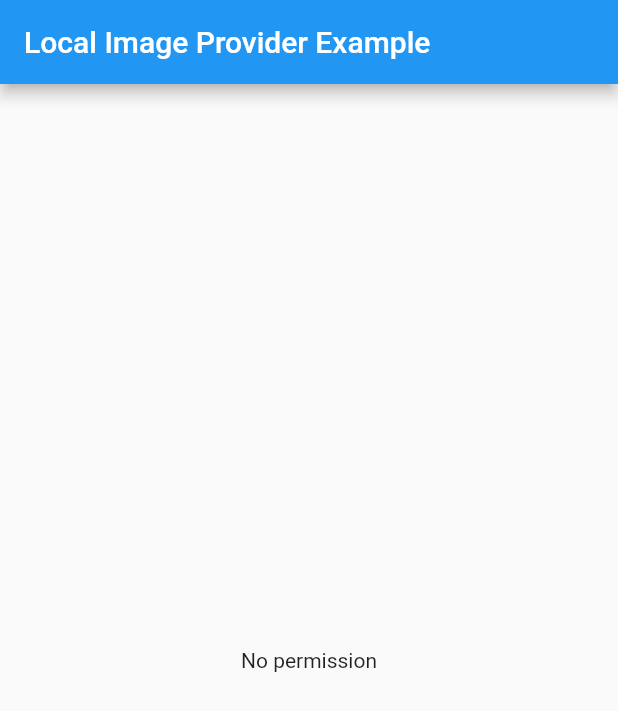
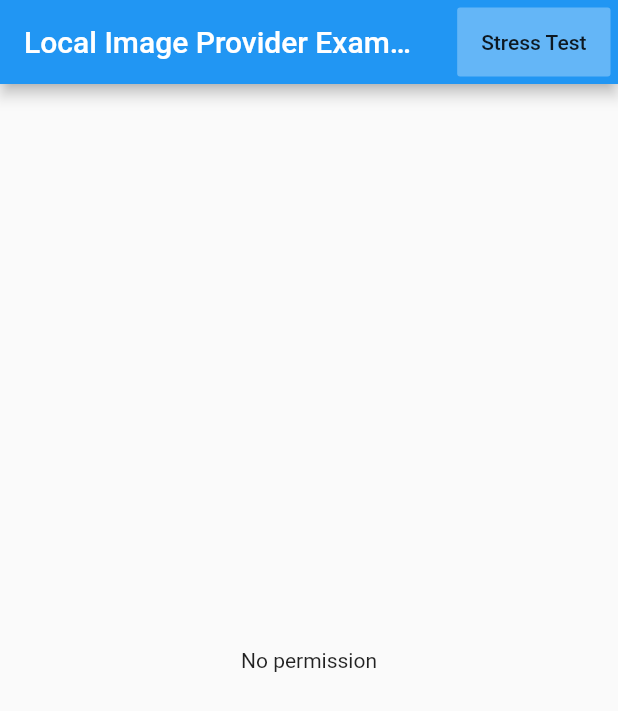
Before and after one commit to csdcorp/local_image_provider, a Flutter app: the screen it shows after launch, on a phone screen of 412 x 824 dp. Shown: the top 711 px of the screen. Run offline on Flutter 3.47's test engine with Material 2 defaults, Android fonts, the phone set to English and light mode, and no system bars; generated files the repository leaves out were written again.

Commit message:
feat: some layout/style updates

```diff
--- a/example/lib/main.dart
+++ b/example/lib/main.dart
@@ -76,7 +76,7 @@ class _MyAppState extends State<MyApp> {
     switchImage(album.coverImg, 'Album');
   }
 
-  void switchImage( LocalImage image, String src) {
+  void switchImage(LocalImage image, String src) {
     setState(() {
       _hasImage = true;
       _imgSource = src;
@@ -131,75 +131,143 @@ class _MyAppState extends State<MyApp> {
       home: Scaffold(
         appBar: AppBar(
           title: const Text('Local Image Provider Example'),
+          actions: <Widget>[
+            Container(
+              margin: EdgeInsets.all(5),
+              child: FlatButton(
+                child: Text(
+                  'Stress Test',
+                ),
+                onPressed: stressTest,
+                color: Colors.white30,
+              ),
+            ),
+          ],
         ),
         body: _hasPermission
             ? Container(
-                padding: EdgeInsets.all(10),
-                child: Column(children: [
-                  Text(
+                padding: EdgeInsets.all(20),
+                color: Colors.blueGrey[100],
+                child: Column(
+                    crossAxisAlignment: CrossAxisAlignment.start,
+                    mainAxisAlignment: MainAxisAlignment.spaceAround,
+                    children: [
+                      Flexible(
+                        child: Text(
                           'Found - Images: ${_localImages.length}; Albums: ${_localAlbums.length}.',
-                    style: TextStyle(fontSize: 24),
-                  ),
-                  Divider(),
-                  Flexible(
-                    child: FlatButton(
-                      child: Text('Stress Test'),
-                      onPressed: stressTest,
+                          style: Theme.of(context).textTheme.display1,
+                          textAlign: TextAlign.center,
                         ),
                       ),
-                  Text('Albums', style: TextStyle(fontSize: 20)),
+                      Container(
+                        padding: EdgeInsets.fromLTRB(16, 16, 16, 8),
+                        child: Text(
+                          'Albums',
+                          style: Theme.of(context).textTheme.headline,
+                        ),
+                      ),
                       Expanded(
+                        flex: 3,
+                        child: Container(
+                          color: Theme.of(context).canvasColor,
+                          padding: EdgeInsets.all(8),
                           child: ListView(
                             children: _localAlbums
                                 .map(
                                   (album) => GestureDetector(
                                       onTap: () => switchAlbum(album),
                                       child: Container(
-                                  padding: EdgeInsets.symmetric(vertical: 5),
+                                        padding: EdgeInsets.only(bottom: 8),
                                         child: Text(
-                                      'Title: ${album.title}; images: ${album.imageCount}, id: ${album.id}; cover Id: ${album.coverImg}'),
+                                          'Title: ${album.title}; images: ${album.imageCount}, id: ${album.id}; cover Id: ${album.coverImg}',
+                                          style: Theme.of(context)
+                                              .textTheme
+                                              .subhead,
+                                        ),
                                       )),
                                 )
                                 .toList(),
                           ),
                         ),
-                  Divider(),
-                  Text('Images - $_imgHeading', style: TextStyle(fontSize: 20)),
+                      ),
+                      Container(
+                        padding: EdgeInsets.fromLTRB(16, 16, 16, 8),
+                        child: Text(
+                          'Images - $_imgHeading \n (Images in album: ${_localImages.length})',
+                          style: Theme.of(context).textTheme.headline,
+                        ),
+                      ),
                       Expanded(
+                        flex: 3,
+                        child: Container(
+                          color: Theme.of(context).canvasColor,
+                          padding: EdgeInsets.all(8),
                           child: ListView(
                             children: _localImages
                                 .map(
                                   (img) => GestureDetector(
                                     onTap: () => switchImage(img, 'Images'),
                                     child: Container(
-                                padding: EdgeInsets.symmetric(vertical: 5),
+                                      color: Theme.of(context).canvasColor,
+                                      padding: EdgeInsets.all(10),
                                       child: Text(
-                                    'Id: ${img.id}; created: ${img.creationDate}'),
+                                        'Id: ${img.id}; created: ${img.creationDate}',
+                                        style:
+                                            Theme.of(context).textTheme.subhead,
+                                      ),
                                     ),
                                   ),
                                 )
                                 .toList(),
                           ),
                         ),
-                  Divider(),
+                      ),
                       Expanded(
+                        flex: 3,
                         child: _hasImage
                             ? Column(
+                                crossAxisAlignment: CrossAxisAlignment.start,
                                 children: <Widget>[
-                              Text('Selected: $_imgSource'),
-                              Text('Image id: ${_selectedImg.id}'),
+                                  Container(
+                                    padding: EdgeInsets.fromLTRB(16, 16, 16, 8),
+                                    child: Text(
+                                      'Selected: $_imgSource',
+                                      style: Theme.of(context).textTheme.title,
+                                    ),
+                                  ),
                                   Expanded(
-                                child: Image( image: DeviceImage( _selectedImg )),
+                                    child: Container(
+                                      color: Theme.of(context).canvasColor,
+                                      padding: EdgeInsets.all(16),
+                                      child: Row(
+                                        mainAxisAlignment:
+                                            MainAxisAlignment.spaceAround,
+                                        crossAxisAlignment:
+                                            CrossAxisAlignment.start,
+                                        children: <Widget>[
+                                          Image(
+                                            image: DeviceImage(_selectedImg),
+                                            fit: BoxFit.contain,
+                                          ),
+                                          Text(
+                                            'Image id:\n ${_selectedImg.id}',
+                                            style: Theme.of(context)
+                                                .textTheme
+                                                .body1,
+                                          ),
+                                        ],
+                                      ),
+                                    ),
                                   ),
                                 ],
                               )
                             : Center(
                                 child: Text(
                                   'Tap on an image or album for a preview',
-                                style: TextStyle(
-                                    fontSize: 20, fontStyle: FontStyle.italic)),
+                                  style: Theme.of(context).textTheme.headline,
                                 ),
                               ),
+                      )
                     ]),
               )
             : Center(child: Text('No permission')),
```
Also changed, not shown: 1 other file. Lines whose indentation alone changed are shown as unchanged.
